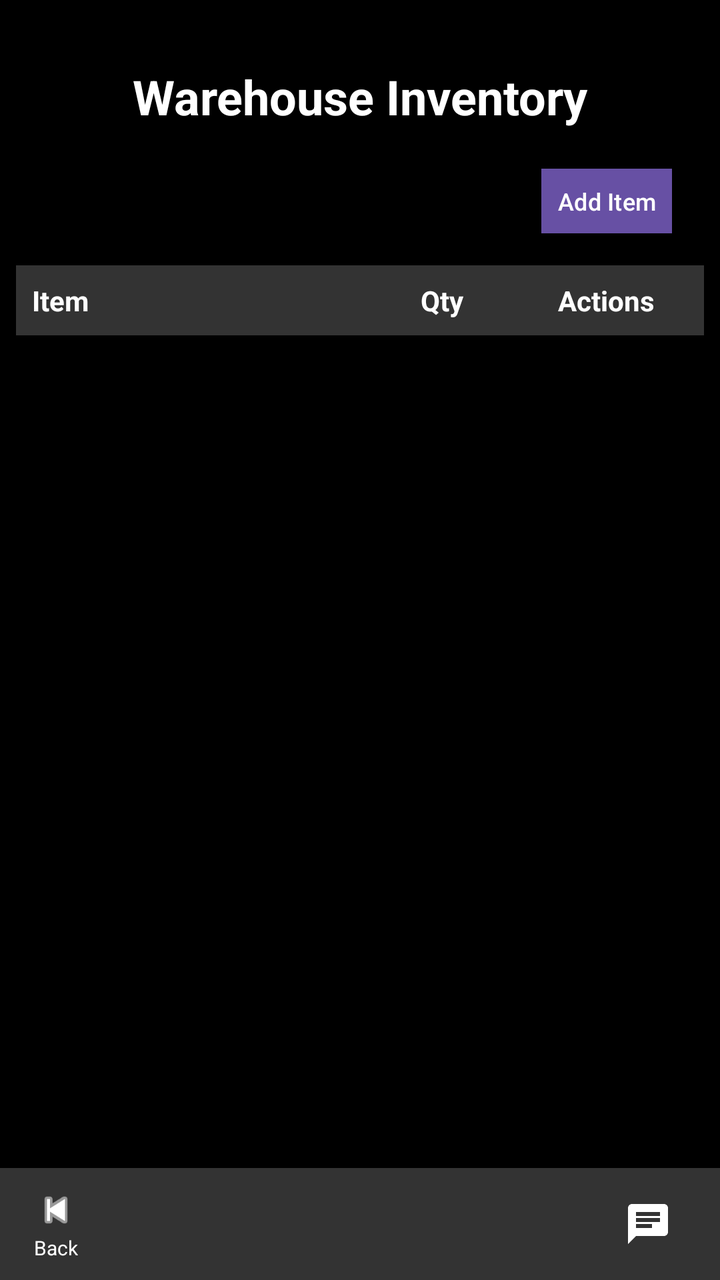
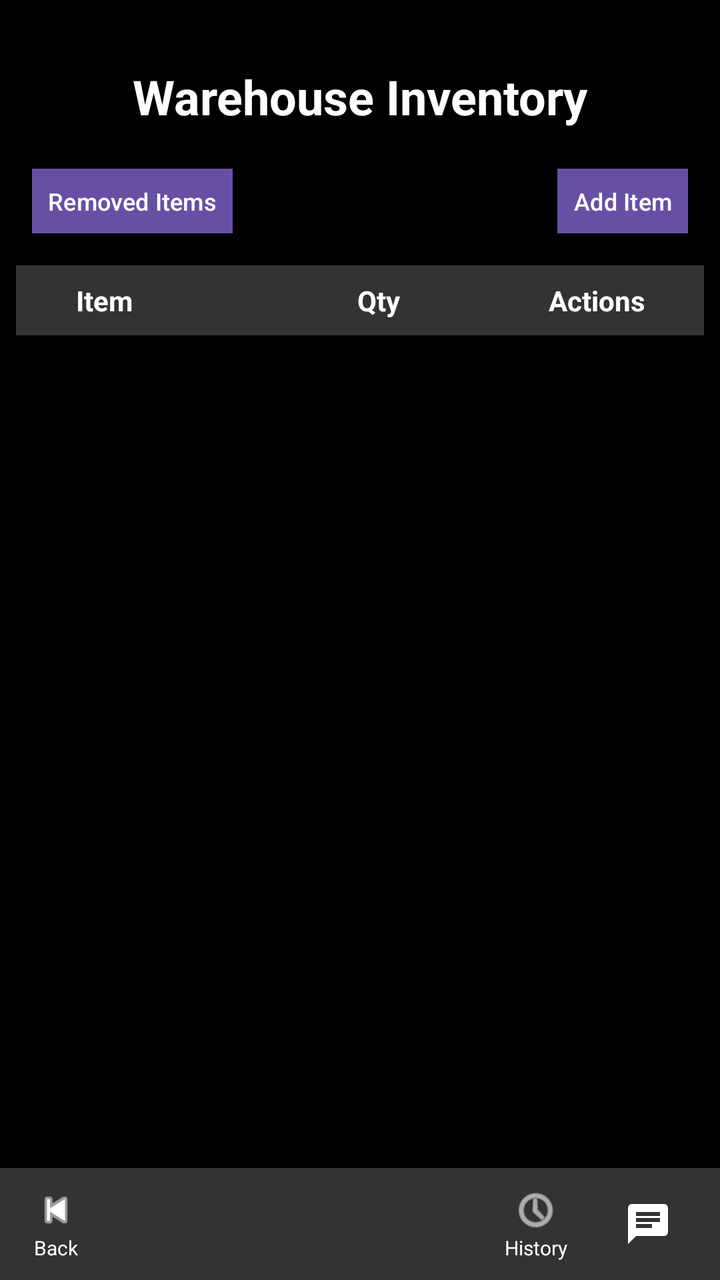

Compare the two renders of this Android layout. The source of the first and the diff that turns it into the second are given below.
<!-- AndroidManifest.xml: application theme Theme.CS360_ProjectTwo_InventoryApp_DustinDavis -->
<!-- res/layout/activity_inventory.xml -->
<?xml version="1.0" encoding="utf-8"?>
<androidx.constraintlayout.widget.ConstraintLayout
    xmlns:android="http://schemas.android.com/apk/res/android"
    xmlns:app="http://schemas.android.com/apk/res-auto"
    xmlns:tools="http://schemas.android.com/tools"
    android:layout_width="match_parent"
    android:layout_height="match_parent"
    android:background="#000000"
    tools:context=".InventoryActivity">

    
    <TextView
        android:id="@+id/inventoryTitle"
        android:layout_width="wrap_content"
        android:layout_height="wrap_content"
        android:layout_marginStart="16dp"
        android:layout_marginTop="32dp"
        android:layout_marginEnd="16dp"
        android:ellipsize="end"
        android:maxLines="1"
        android:text="Warehouse Inventory"
        android:textColor="#FFFFFF"
        android:textSize="24sp"
        android:textStyle="bold"
        app:layout_constraintTop_toTopOf="parent"
        app:layout_constraintStart_toStartOf="parent"
        app:layout_constraintEnd_toEndOf="parent" />

    
    <Button
        android:id="@+id/addItemButton"
        android:layout_width="wrap_content"
        android:layout_height="wrap_content"
        android:layout_marginTop="20dp"
        android:layout_marginEnd="24dp"
        android:text="Add Item"
        android:textAllCaps="false"
        android:textSize="12sp"
        android:paddingLeft="8dp"
        android:paddingRight="8dp"
        android:paddingTop="4dp"
        android:paddingBottom="4dp"
        android:minHeight="0dp"
        android:minWidth="0dp"
        android:textColor="#FFFFFF"
        android:background="#7D55CC"
        app:layout_constraintTop_toBottomOf="@id/inventoryTitle"
        app:layout_constraintEnd_toEndOf="parent" />

    
    <LinearLayout
        android:id="@+id/headerRow"
        android:layout_width="0dp"
        android:layout_height="wrap_content"
        android:layout_marginTop="16dp"
        android:layout_marginStart="8dp"
        android:layout_marginEnd="8dp"
        android:orientation="horizontal"
        android:background="#333333"
        android:padding="8dp"
        app:layout_constraintTop_toBottomOf="@id/addItemButton"
        app:layout_constraintStart_toStartOf="parent"
        app:layout_constraintEnd_toEndOf="parent">

        <TextView
            android:layout_width="0dp"
            android:layout_height="wrap_content"
            android:layout_weight="2"
            android:text="Item"
            android:textColor="#FFFFFF"
            android:textStyle="bold" />

        <TextView
            android:layout_width="0dp"
            android:layout_height="wrap_content"
            android:layout_weight="1"
            android:gravity="center"
            android:text="Qty"
            android:textColor="#FFFFFF"
            android:textStyle="bold" />

        <TextView
            android:layout_width="0dp"
            android:layout_height="wrap_content"
            android:layout_weight="1"
            android:gravity="center"
            android:text="Actions"
            android:textColor="#FFFFFF"
            android:textStyle="bold" />
    </LinearLayout>

    
    <androidx.recyclerview.widget.RecyclerView
        android:id="@+id/inventoryRecyclerView"
        android:layout_width="0dp"
        android:layout_height="0dp"
        android:layout_marginTop="8dp"
        android:layout_marginStart="8dp"
        android:layout_marginEnd="8dp"
        app:layout_constraintTop_toBottomOf="@id/headerRow"
        app:layout_constraintBottom_toTopOf="@id/bottomNavBar"
        app:layout_constraintStart_toStartOf="parent"
        app:layout_constraintEnd_toEndOf="parent" />

    
    <LinearLayout
        android:id="@+id/bottomNavBar"
        android:layout_width="0dp"
        android:layout_height="56dp"
        android:orientation="horizontal"
        android:background="#333333"
        android:paddingLeft="16dp"
        android:paddingRight="16dp"
        app:layout_constraintBottom_toBottomOf="parent"
        app:layout_constraintStart_toStartOf="parent"
        app:layout_constraintEnd_toEndOf="parent">

        
        <LinearLayout
            android:id="@+id/backContainer"
            android:layout_width="wrap_content"
            android:layout_height="match_parent"
            android:orientation="vertical"
            android:gravity="center_horizontal|center_vertical"
            android:paddingTop="4dp"
            android:paddingBottom="4dp"
            android:clickable="true"
            android:focusable="true"
            android:foreground="?attr/selectableItemBackgroundBorderless">

            <ImageView
                android:id="@+id/backArrow"
                android:layout_width="24dp"
                android:layout_height="24dp"
                android:src="@android:drawable/ic_media_previous"
                app:tint="#FFFFFF"
                android:contentDescription="Go back" />

            <TextView
                android:id="@+id/backLabel"
                android:layout_width="wrap_content"
                android:layout_height="wrap_content"
                android:text="Back"
                android:textSize="10sp"
                android:textColor="#FFFFFF" />
        </LinearLayout>

        
        <View
            android:layout_width="0dp"
            android:layout_height="match_parent"
            android:layout_weight="1" />

        
        <FrameLayout
            android:id="@+id/smsIconContainer"
            android:layout_width="40dp"
            android:layout_height="40dp"
            android:layout_gravity="center_vertical">

            <ImageButton
                android:id="@+id/navSmsButton"
                android:layout_width="match_parent"
                android:layout_height="match_parent"
                android:background="@android:color/transparent"
                android:src="@drawable/ic_sms_bubble"
                app:tint="#FFFFFF"
                android:contentDescription="Open SMS alerts" />

            <View
                android:id="@+id/smsNotificationDot"
                android:layout_width="10dp"
                android:layout_height="10dp"
                android:layout_gravity="top|end"
                android:layout_marginTop="4dp"
                android:layout_marginEnd="4dp"
                android:background="#FF5252"
                android:visibility="gone" />
        </FrameLayout>
    </LinearLayout>

</androidx.constraintlayout.widget.ConstraintLayout>
<!-- resources referenced by this layout -->
<resources>
  <!-- drawable ic_sms_bubble (drawable) -->
  <vector xmlns:android="http://schemas.android.com/apk/res/android" android:autoMirrored="true" android:height="24dp" android:tint="#000000" android:viewportHeight="24" android:viewportWidth="24" android:width="24dp">
        
      <path android:fillColor="@android:color/white" android:pathData="M20,2L4,2c-1.1,0 -1.99,0.9 -1.99,2L2,22l4,-4h14c1.1,0 2,-0.9 2,-2L22,4c0,-1.1 -0.9,-2 -2,-2zM6,9h12v2L6,11L6,9zM14,14L6,14v-2h8v2zM18,8L6,8L6,6h12v2z"/>
      
  </vector>
  <style name="Theme.CS360_ProjectTwo_InventoryApp_DustinDavis" parent="Base.Theme.CS360_ProjectTwo_InventoryApp_DustinDavis" />
  <style name="Base.Theme.CS360_ProjectTwo_InventoryApp_DustinDavis" parent="Theme.Material3.DayNight.NoActionBar">
          
          
      </style>
</resources>

<!-- the commit's change to res/layout/activity_inventory.xml (unified diff, before → after) -->
@@ -27,66 +27,110 @@
         app:layout_constraintEnd_toEndOf="parent" />
 
     
-    <Button
-        android:id="@+id/addItemButton"
-        android:layout_width="wrap_content"
+    <LinearLayout
+        android:id="@+id/topActionRow"
+        android:layout_width="0dp"
         android:layout_height="wrap_content"
+        android:layout_marginStart="16dp"
         android:layout_marginTop="20dp"
-        android:layout_marginEnd="24dp"
-        android:text="Add Item"
-        android:textAllCaps="false"
-        android:textSize="12sp"
-        android:paddingLeft="8dp"
-        android:paddingRight="8dp"
-        android:paddingTop="4dp"
-        android:paddingBottom="4dp"
-        android:minHeight="0dp"
-        android:minWidth="0dp"
-        android:textColor="#FFFFFF"
-        android:background="#7D55CC"
+        android:layout_marginEnd="16dp"
+        android:gravity="center_vertical"
+        android:orientation="horizontal"
         app:layout_constraintTop_toBottomOf="@id/inventoryTitle"
-        app:layout_constraintEnd_toEndOf="parent" />
+        app:layout_constraintStart_toStartOf="parent"
+        app:layout_constraintEnd_toEndOf="parent">
+
+        
+        <Button
+            android:id="@+id/removedItemsButton"
+            android:layout_width="wrap_content"
+            android:layout_height="wrap_content"
+            android:background="#555555"
+            android:minWidth="0dp"
+            android:minHeight="0dp"
+            android:paddingStart="8dp"
+            android:paddingTop="4dp"
+            android:paddingEnd="8dp"
+            android:paddingBottom="4dp"
+            android:text="Removed Items"
+            android:textAllCaps="false"
+            android:textColor="#FFFFFF"
+            android:textSize="12sp" />
+
+        
+        <View
+            android:layout_width="0dp"
+            android:layout_height="1dp"
+            android:layout_weight="1" />
+
+        
+        <Button
+            android:id="@+id/addItemButton"
+            android:layout_width="wrap_content"
+            android:layout_height="wrap_content"
+            android:background="#7D55CC"
+            android:minWidth="0dp"
+            android:minHeight="0dp"
+            android:paddingStart="8dp"
+            android:paddingTop="4dp"
+            android:paddingEnd="8dp"
+            android:paddingBottom="4dp"
+            android:text="Add Item"
+            android:textAllCaps="false"
+            android:textColor="#FFFFFF"
+            android:textSize="12sp" />
+
+    </LinearLayout>
 
     
     <LinearLayout
         android:id="@+id/headerRow"
         android:layout_width="0dp"
         android:layout_height="wrap_content"
+        android:layout_marginStart="8dp"
         android:layout_marginTop="16dp"
-        android:layout_marginStart="8dp"
         android:layout_marginEnd="8dp"
+        android:background="#333333"
         android:orientation="horizontal"
-        android:background="#333333"
-        android:padding="8dp"
-        app:layout_constraintTop_toBottomOf="@id/addItemButton"
+        android:paddingTop="8dp"
+        android:paddingBottom="8dp"
+        android:paddingStart="6dp"
+        android:paddingEnd="6dp"
+        app:layout_constraintTop_toBottomOf="@id/topActionRow"
         app:layout_constraintStart_toStartOf="parent"
         app:layout_constraintEnd_toEndOf="parent">
 
+        
         <TextView
             android:layout_width="0dp"
             android:layout_height="wrap_content"
-            android:layout_weight="2"
+            android:layout_weight="4"
+            android:paddingStart="24dp"
             android:text="Item"
             android:textColor="#FFFFFF"
             android:textStyle="bold" />
 
+        
         <TextView
             android:layout_width="0dp"
             android:layout_height="wrap_content"
             android:layout_weight="1"
             android:gravity="center"
+            android:translationX="-38dp"
             android:text="Qty"
             android:textColor="#FFFFFF"
             android:textStyle="bold" />
 
+        
         <TextView
             android:layout_width="0dp"
             android:layout_height="wrap_content"
-            android:layout_weight="1"
+            android:layout_weight="2"
             android:gravity="center"
             android:text="Actions"
             android:textColor="#FFFFFF"
             android:textStyle="bold" />
+
     </LinearLayout>
 
     
@@ -94,8 +138,8 @@
         android:id="@+id/inventoryRecyclerView"
         android:layout_width="0dp"
         android:layout_height="0dp"
+        android:layout_marginStart="8dp"
         android:layout_marginTop="8dp"
-        android:layout_marginStart="8dp"
         android:layout_marginEnd="8dp"
         app:layout_constraintTop_toBottomOf="@id/headerRow"
         app:layout_constraintBottom_toTopOf="@id/bottomNavBar"
@@ -107,10 +151,10 @@
         android:id="@+id/bottomNavBar"
         android:layout_width="0dp"
         android:layout_height="56dp"
+        android:background="#333333"
         android:orientation="horizontal"
-        android:background="#333333"
-        android:paddingLeft="16dp"
-        android:paddingRight="16dp"
+        android:paddingStart="16dp"
+        android:paddingEnd="16dp"
         app:layout_constraintBottom_toBottomOf="parent"
         app:layout_constraintStart_toStartOf="parent"
         app:layout_constraintEnd_toEndOf="parent">
@@ -120,29 +164,30 @@
             android:id="@+id/backContainer"
             android:layout_width="wrap_content"
             android:layout_height="match_parent"
-            android:orientation="vertical"
-            android:gravity="center_horizontal|center_vertical"
-            android:paddingTop="4dp"
-            android:paddingBottom="4dp"
             android:clickable="true"
             android:focusable="true"
-            android:foreground="?attr/selectableItemBackgroundBorderless">
+            android:foreground="?attr/selectableItemBackgroundBorderless"
+            android:gravity="center_horizontal|center_vertical"
+            android:orientation="vertical"
+            android:paddingTop="4dp"
+            android:paddingBottom="4dp">
 
             <ImageView
                 android:id="@+id/backArrow"
                 android:layout_width="24dp"
                 android:layout_height="24dp"
+                android:contentDescription="Go back"
                 android:src="@android:drawable/ic_media_previous"
-                app:tint="#FFFFFF"
-                android:contentDescription="Go back" />
+                app:tint="#FFFFFF" />
 
             <TextView
                 android:id="@+id/backLabel"
                 android:layout_width="wrap_content"
                 android:layout_height="wrap_content"
                 android:text="Back"
-                android:textSize="10sp"
-                android:textColor="#FFFFFF" />
+                android:textColor="#FFFFFF"
+                android:textSize="10sp" />
+
         </LinearLayout>
 
         
@@ -150,6 +195,42 @@
             android:layout_width="0dp"
             android:layout_height="match_parent"
             android:layout_weight="1" />
+
+        
+        <LinearLayout
+            android:id="@+id/historyContainer"
+            android:layout_width="56dp"
+            android:layout_height="match_parent"
+            android:clickable="true"
+            android:focusable="true"
+            android:foreground="?attr/selectableItemBackgroundBorderless"
+            android:gravity="center_horizontal|center_vertical"
+            android:orientation="vertical"
+            android:paddingTop="4dp"
+            android:paddingBottom="4dp">
+
+            <ImageView
+                android:id="@+id/historyIcon"
+                android:layout_width="24dp"
+                android:layout_height="24dp"
+                android:contentDescription="Open inventory history"
+                android:src="@android:drawable/ic_menu_recent_history"
+                app:tint="#FFFFFF" />
+
+            <TextView
+                android:id="@+id/historyLabel"
+                android:layout_width="wrap_content"
+                android:layout_height="wrap_content"
+                android:text="History"
+                android:textColor="#FFFFFF"
+                android:textSize="10sp" />
+
+        </LinearLayout>
+
+        
+        <View
+            android:layout_width="8dp"
+            android:layout_height="match_parent" />
 
         
         <FrameLayout
@@ -163,9 +244,9 @@
                 android:layout_width="match_parent"
                 android:layout_height="match_parent"
                 android:background="@android:color/transparent"
+                android:contentDescription="Open SMS alerts"
                 android:src="@drawable/ic_sms_bubble"
-                app:tint="#FFFFFF"
-                android:contentDescription="Open SMS alerts" />
+                app:tint="#FFFFFF" />
 
             <View
                 android:id="@+id/smsNotificationDot"
@@ -176,7 +257,9 @@
                 android:layout_marginEnd="4dp"
                 android:background="#FF5252"
                 android:visibility="gone" />
+
         </FrameLayout>
+
     </LinearLayout>
 
 </androidx.constraintlayout.widget.ConstraintLayout>
